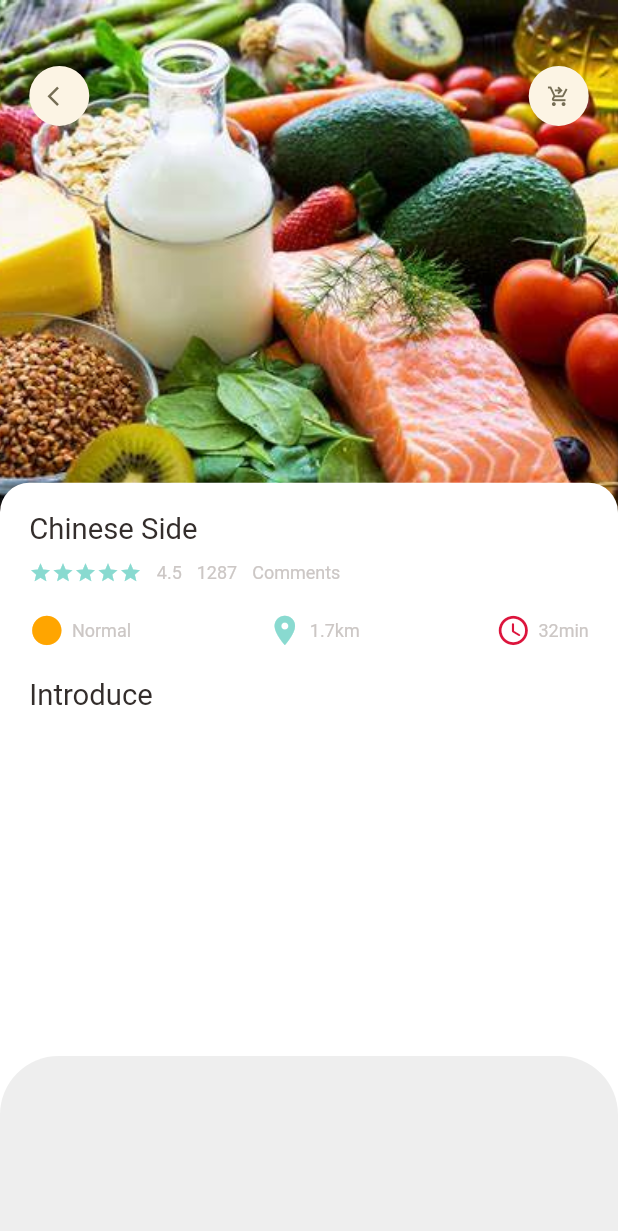
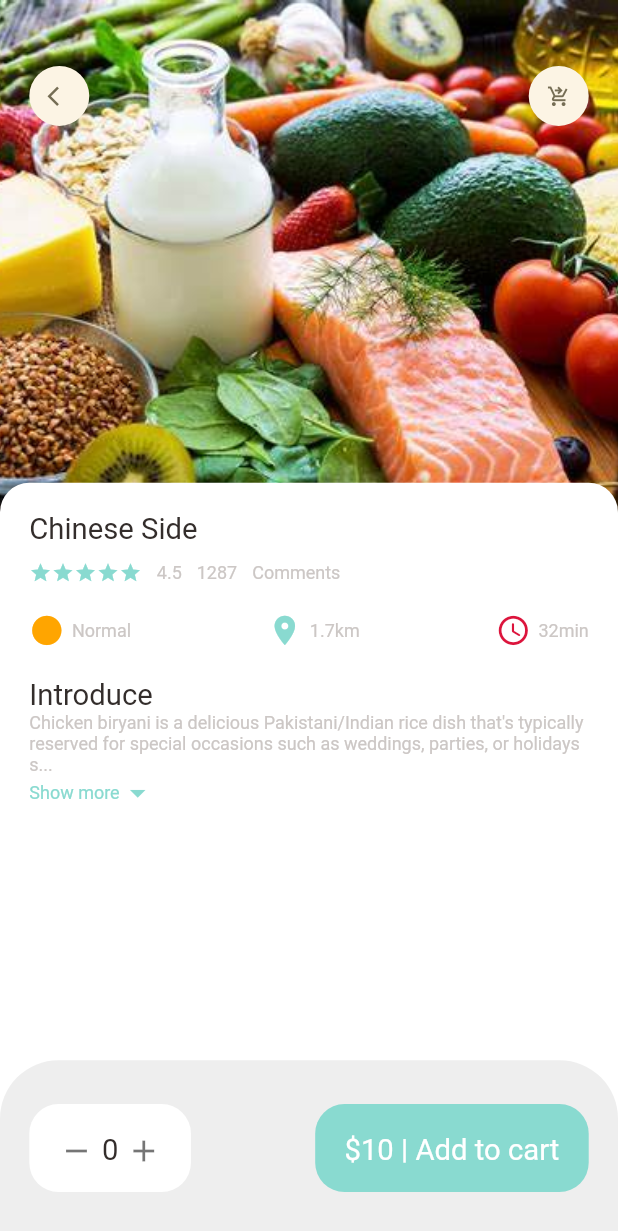
Before and after one commit to Amantha96/FoodApp, a Flutter app: the screen it shows after launch, on a phone screen of 412 x 824 dp. Shown: the top 1231 px of the screen. Run offline on Flutter 3.47's test engine with Material 2 defaults, Android fonts, the phone set to English and light mode, and no system bars; our stand-ins replace get.

Commit message:
first v.01

```diff
--- a/lib/Pages/food/popular_food_detil.dart
+++ b/lib/Pages/food/popular_food_detil.dart
@@ -3,6 +3,7 @@ import 'package:flutter/material.dart';
 import 'package:foodapp/Pages/home/dimensions.dart';
 import 'package:foodapp/widgets/app_column.dart';
 import 'package:foodapp/widgets/app_icon.dart';
+import 'package:foodapp/widgets/exandable_text_widget.dart';
 
 import '../../colors.dart';
 import '../../widgets/Big_Text.dart';
@@ -18,6 +19,7 @@ class PopularFoodDetail extends StatelessWidget {
       backgroundColor: Colors.white,
       body: Stack(
         children: [
+          //background image
           Positioned(
             left: 0,
               right: 0,
@@ -35,12 +37,11 @@ class PopularFoodDetail extends StatelessWidget {
                   )
 
 
-
-
                 ),
 
 
       )),
+          //icon widgets
           Positioned(
             top: Dimensions.height45,
             left: Dimensions.width20,
@@ -54,6 +55,7 @@ class PopularFoodDetail extends StatelessWidget {
             ),
 
           ),
+          //introduction of food
           Positioned(
             left: 0,
               right: 0,
@@ -77,6 +79,7 @@ class PopularFoodDetail extends StatelessWidget {
                     AppColumn(text:"Chinese Side"),
                     SizedBox(height: Dimensions.height20,),
                     BigText(text: "Introduce"),
+                    ExpandableTextWidget(text: "Chicken biryani is a delicious Pakistani/Indian rice dish that's typically reserved for special occasions such as weddings, parties, or holidays such as Ramadan. It has a lengthy preparation, but the work is definitely worth it. For biryani, basmati rice is the ideal variety to use.",)
                   ],
 
                 )
@@ -85,10 +88,11 @@ class PopularFoodDetail extends StatelessWidget {
 
 
           ))
+
         ],
       ),
       bottomNavigationBar: Container(
-        height: 120,
+        height: Dimensions.bottomHeightBar,
         padding: EdgeInsets.only(top:Dimensions.height30,bottom: Dimensions.height30,left: Dimensions.width20,right: Dimensions.width20),
         decoration: BoxDecoration(
           color: AppColors.buttonBackgroundColor,
@@ -97,6 +101,40 @@ class PopularFoodDetail extends StatelessWidget {
             topRight: Radius.circular(Dimensions.radius20*2),
           )
         ),
+        child: Row(
+          mainAxisAlignment: MainAxisAlignment.spaceBetween,
+          children: [
+            Container(
+              padding: EdgeInsets.only(top: Dimensions.height20,bottom: Dimensions.height20,left: Dimensions.width20,right: Dimensions.width20),
+              decoration: BoxDecoration(
+                borderRadius: BorderRadius.circular(Dimensions.radius20),
+                color: Colors.white
+              ),
+              child: Row(
+                children: [
+                  Icon(Icons.remove,color:Colors.black54,),
+                  SizedBox(width: Dimensions.width10/2,),
+                  BigText(text:"0"),
+                  SizedBox(width: Dimensions.width10/2,),
+                  Icon(Icons.add,color: Colors.black54,),
+                ],
+
+              ),
+
+            ),
+            Container(
+              padding: EdgeInsets.only(top:Dimensions.height20,bottom: Dimensions.height20,left: Dimensions.width20,right: Dimensions.width20),
+              child: BigText(text: "\$10 | Add to cart",color: Colors.white,),
+              decoration: BoxDecoration(
+                borderRadius: BorderRadius.circular(Dimensions.radius20),
+                color: AppColors.mainColor
+
+              ),
+
+            )
+          ],
+
+        ),
       ),
     );
   }
--- a/lib/Pages/home/dimensions.dart
+++ b/lib/Pages/home/dimensions.dart
@@ -38,6 +38,9 @@ static double iconSize16=screenHeight/52.75;
 
 static double popularFoodImgSize=screenHeight/2.41;
 
+//bottom height
+static double bottomHeightBar = screenHeight/7.03;
+
 
 
 
--- /dev/null
+++ b/lib/widgets/exandable_text_widget.dart
@@ -0,0 +1,69 @@
+import 'package:flutter/cupertino.dart';
+import 'package:flutter/material.dart';
+import 'package:foodapp/Pages/home/dimensions.dart';
+import 'package:foodapp/colors.dart';
+import 'package:foodapp/widgets/small_text.dart';
+
+
+class ExpandableTextWidget extends StatefulWidget {
+  final String text;
+  const ExpandableTextWidget({Key? key, required this.text}) : super(key: key);
+
+  @override
+  State<ExpandableTextWidget> createState() => _ExpandableTextWidgetState();
+}
+
+class _ExpandableTextWidgetState extends State<ExpandableTextWidget> {
+  late String firstHalf;
+  late String secondHalf;
+
+  bool hiddenText=true;
+
+
+  double tetxtHeight=Dimensions.screenHeight/5.63;
+
+  @override
+
+  void initState(){
+    super.initState();
+    if(widget.text.length>tetxtHeight){
+      firstHalf= widget.text.substring(0,tetxtHeight.toInt());
+      secondHalf= widget.text.substring(tetxtHeight.toInt()+1,widget.text.length);
+    }
+    else{
+      firstHalf=widget.text;
+      secondHalf="";
+
+    }
+  }
+
+  @override
+  Widget build(BuildContext context) {
+    return Container(
+      child:secondHalf.isEmpty?SmallText(text: firstHalf):Column(
+        children: [
+          SmallText(text: hiddenText?(firstHalf+"..."):(firstHalf+secondHalf)),
+          InkWell(
+            onTap:(){
+              setState(() {
+                hiddenText=!hiddenText;
+              });
+
+
+            },
+
+            child: Row(
+              children: [
+                SmallText(text: "Show more",color: AppColors.mainColor,),
+                Icon(Icons.arrow_drop_down,color: AppColors.mainColor,)
+              ],
+
+            ),
+          )
+
+        ],
+    )
+
+    );
+  }
+}
```
